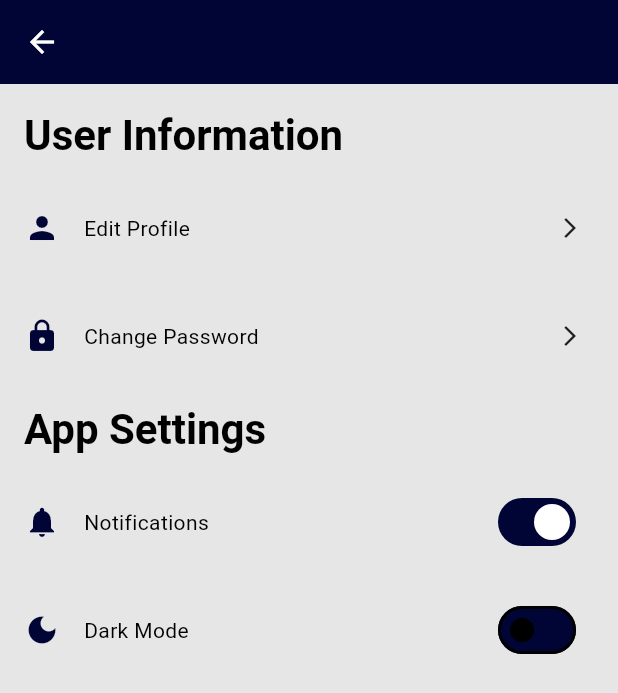
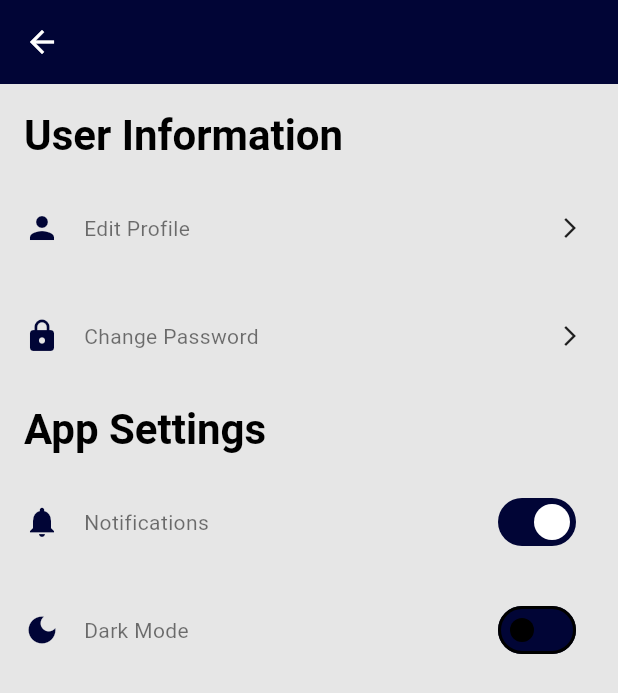
Before and after one commit to imthewolverine/schoolPolice, a Flutter app: the SettingsScreen screen opened directly, on a phone screen of 412 x 824 dp. Shown: the top 693 px of the screen. Run offline on Flutter 3.47's test engine with Material 3 defaults, Android fonts, the phone set to English and light mode, and no system bars; our stand-ins replace equatable, flutter_bloc, flutter_map, flutter_secure_storage, latlong2, location and 1 more; accounts and stored records are empty; network calls fail.

Commit message:
Resolved conflict in theme_cubit.dart

```diff
--- a/lib/screens/time_record_screen/time_record_screen.dart
+++ b/lib/screens/time_record_screen/time_record_screen.dart
@@ -25,7 +25,7 @@ class _TimeRecordScreenState extends State<TimeRecordScreen> {
   String _totalWorkedTimeText = "00:00";
   late DateTime _arrivalTime;
   late DateTime _departureTime;
-  LatLng _adLocation = LatLng(47.920355462040476, 106.9279488799336); // Ad location
+  LatLng _adLocation = LatLng(47.916646, 106.912154); // Ad location
   LatLng? _userLocation;
 
   @override
@@ -49,6 +49,9 @@ class _TimeRecordScreenState extends State<TimeRecordScreen> {
 
     final Distance distance = Distance();
     double distanceInMeters = distance.as(LengthUnit.Meter, _userLocation!, _adLocation);
+
+    print(_userLocation);
+    print(_adLocation);
 
     if (distanceInMeters <= 700) {
       setState(() {
--- a/lib/themes/theme_cubit.dart
+++ b/lib/themes/theme_cubit.dart
@@ -36,18 +36,19 @@ class ThemeDataStyle {
       ),
     ),
     textTheme: const TextTheme(
-      headlineLarge: TextStyle(
-        color: Color(0xFF010536), // Dark blue color for text fields
-      ),
-      headlineMedium: TextStyle(
-        color: Colors.black, // Black color for text fields
-      ),
-      headlineSmall: TextStyle(
-        color: Colors.grey, // Grey color for text fields
-      ),
-      bodyLarge: TextStyle(
-        color: Colors.white, // White color for text fields
-      ),
+      displayLarge: TextStyle(color: Color(0xFF010536)),
+      displayMedium: TextStyle(color: Colors.black87),
+      displaySmall: TextStyle(color: Colors.black54),
+      headlineMedium: TextStyle(color: Colors.black),
+      headlineSmall: TextStyle(color: Colors.grey),
+      titleLarge: TextStyle(color: Colors.black),
+      titleMedium: TextStyle(color: Colors.black87),
+      titleSmall: TextStyle(color: Colors.black54),
+      bodyLarge: TextStyle(color: Colors.white),
+      bodyMedium: TextStyle(color: Colors.black54),
+      bodySmall: TextStyle(color: Colors.black38),
+      labelLarge: TextStyle(color: Colors.white),
+      labelSmall: TextStyle(color: Colors.black45),
     ),
   );
 
@@ -55,43 +56,41 @@ class ThemeDataStyle {
   static ThemeData dark = ThemeData(
     useMaterial3: true,
     brightness: Brightness.dark,
-    scaffoldBackgroundColor: const Color(0xFF00204A), // Dark blue background
+    scaffoldBackgroundColor: const Color(0xFF00204A),
     colorScheme: ColorScheme.dark(
-      surface: Colors.blue.shade900, // Darker surface color for dark mode
-      primary: const Color(0xFF00204A), // Dark blue primary color
-      secondary:
-          Colors.blueAccent, // Accent color for buttons like Facebook/Google
-      onPrimary: Colors.white, // Text color on primary elements
-      onSecondary: Colors.black, // Text color on secondary elements
+      surface: Colors.blue.shade900,
+      primary: const Color(0xFF00204A),
+      secondary: Colors.blueAccent,
+      onPrimary: Colors.white,
+      onSecondary: Colors.black,
     ),
     buttonTheme: ButtonThemeData(
-      buttonColor: const Color(0xFFFFD700), // Bright yellow buttons
+      buttonColor: const Color(0xFFFFD700),
       textTheme: ButtonTextTheme.primary,
       shape: RoundedRectangleBorder(
         borderRadius: BorderRadius.circular(10),
       ),
     ),
     inputDecorationTheme: InputDecorationTheme(
-      fillColor: Colors.blueGrey.shade800, // Dark grey for input fields
+      fillColor: Colors.blueGrey.shade800,
       filled: true,
-      hintStyle:
-          const TextStyle(color: Colors.white54), // Placeholder text color
+      hintStyle: const TextStyle(color: Colors.white54),
       border: OutlineInputBorder(
         borderRadius: BorderRadius.circular(10),
         borderSide: BorderSide.none,
       ),
     ),
     textTheme: const TextTheme(
-      bodyLarge: TextStyle(color: Colors.white), // White text for dark mode
+      bodyLarge: TextStyle(color: Colors.white),
       bodyMedium: TextStyle(color: Colors.white70),
     ),
     elevatedButtonTheme: ElevatedButtonThemeData(
       style: ElevatedButton.styleFrom(
-        foregroundColor: Colors.black, // Button text color
-        backgroundColor: const Color(0xFFFFD700), // Bright yellow background
+        foregroundColor: Colors.black,
+        backgroundColor: const Color(0xFFFFD700),
         textStyle: const TextStyle(fontWeight: FontWeight.bold),
         shape: RoundedRectangleBorder(
-          borderRadius: BorderRadius.circular(8), // Rounded button shape
+          borderRadius: BorderRadius.circular(8),
         ),
       ),
     ),
```
Also changed, not shown: lib/screens/home_screen/home_screen.dart (+15 -1 lines).
